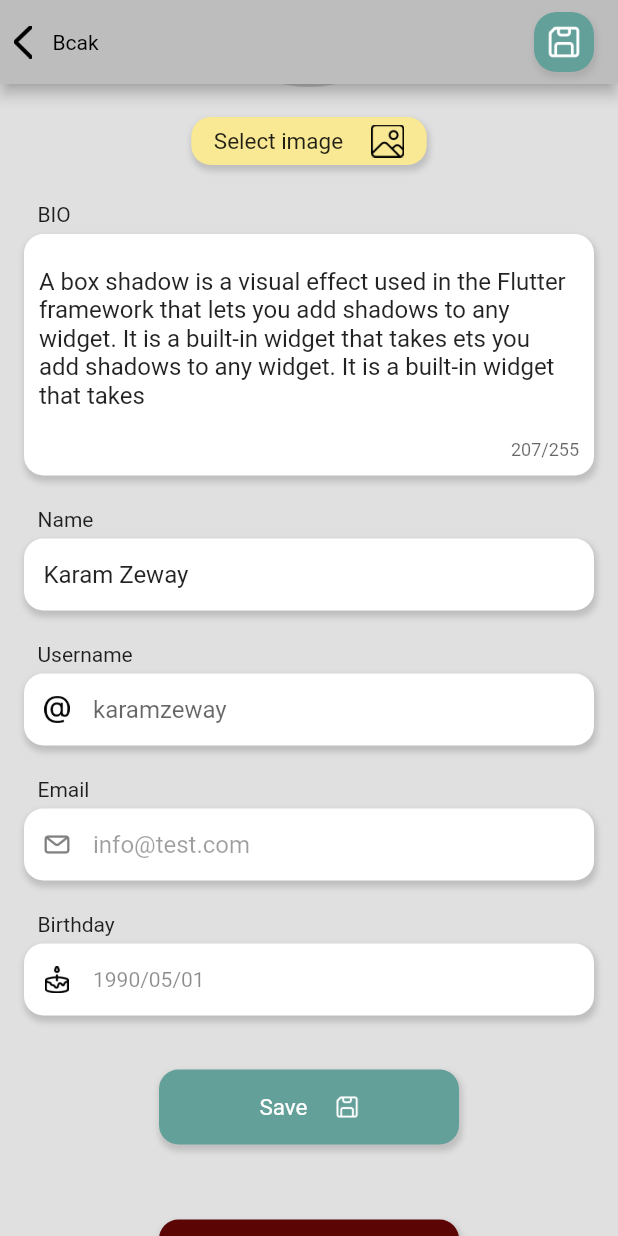
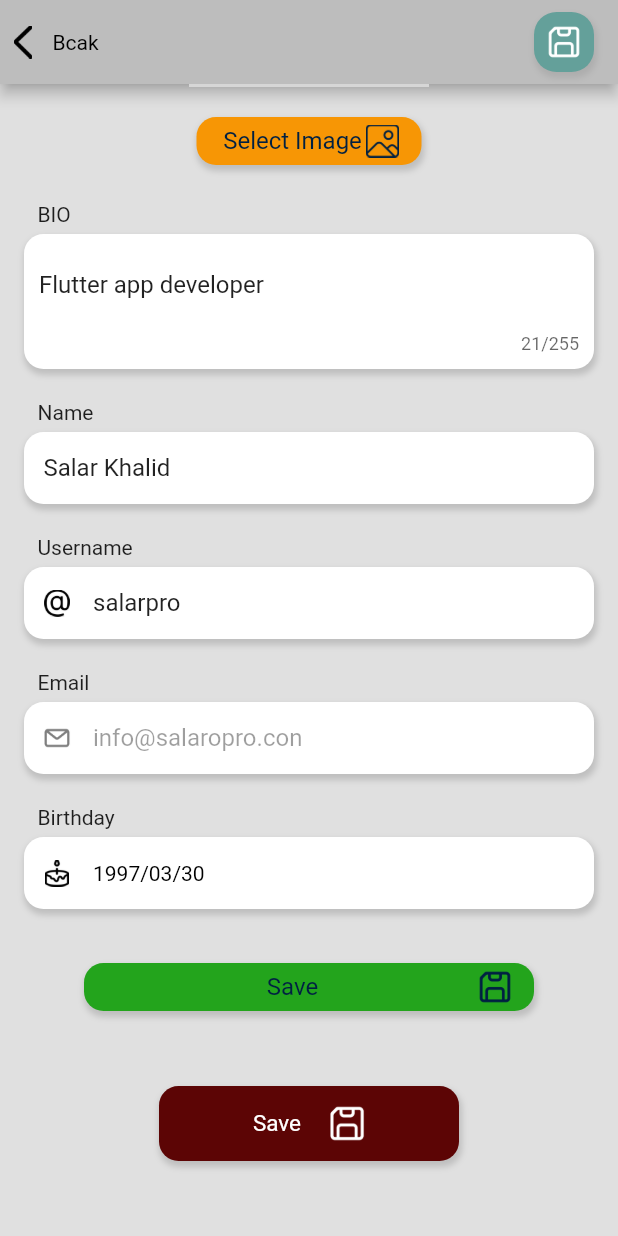
Before and after one commit to SalarPro/kurd_coders, a Flutter app: the EditPRofileScreen screen opened directly, scrolled down 198 dp, on a phone screen of 412 x 824 dp. Run offline on Flutter 3.47's test engine with Material 2 defaults, Android fonts, the phone set to English and light mode, and no system bars; our stand-ins replace cached_network_image, image_cropper, image_picker, like_button, shimmer; missing offline and left inert: flutter_circular_text; network calls fail; grey boxes are pictures that could not be loaded.

Commit message:
Edit User PRofile, adn add Helper classes

```diff
--- /dev/null
+++ b/lib/src/helper/colors.dart
@@ -0,0 +1,21 @@
+import 'package:flutter/material.dart';
+
+class KColors {
+  static const Color primaryColor = Color.fromARGB(255, 247, 150, 5);
+  static const Color successColor = Color.fromARGB(255, 35, 164, 28);
+
+  static const mainColor = Color.fromARGB(255, 226, 89, 89);
+
+  static MaterialColor get text => const MaterialColor(0xff505862, {
+        50: Color(0xffffffff),
+        100: Color(0xffF7F6F5),
+        200: Color.fromARGB(255, 208, 255, 235),
+        300: Color(0xff727c8e),
+        400: Color(0xff727C8E),
+        500: Color(0xff545454),
+        600: Color(0xff002042),
+        700: Color(0xff002042),
+        800: Color(0xff002042),
+        900: Color(0xff002042),
+      });
+}
--- /dev/null
+++ b/lib/src/helper/k_widgets.dart
@@ -0,0 +1,55 @@
+import 'package:flutter/material.dart';
+import 'package:kurd_coders/src/helper/colors.dart';
+import 'package:kurd_coders/src/helper/text_styles.dart';
+
+class KWidget {
+  static btnMeduam({
+    String? title,
+    String? image,
+    Color? color,
+    Color? bgColor,
+    double? width,
+    Function()? onTap,
+  }) {
+    return GestureDetector(
+      onTap: onTap,
+      child: Container(
+        width: width ?? 150,
+        padding: EdgeInsets.symmetric(vertical: 5, horizontal: 15),
+        decoration: BoxDecoration(
+          boxShadow: [
+            BoxShadow(
+              color: Colors.grey.withOpacity(0.5),
+              spreadRadius: 1,
+              blurRadius: 3,
+              offset: Offset(1, 3), // changes position of shadow
+            ),
+          ],
+          color: bgColor ?? KColors.primaryColor,
+          borderRadius: BorderRadius.circular(13),
+        ),
+        child: Row(
+          mainAxisSize: MainAxisSize.min,
+          children: [
+            Expanded(
+              child: Text(
+                title ?? "",
+                textAlign: TextAlign.center,
+                style: KTextStyle.textColorLight(16).copyWith(
+                  color: color ?? KTextStyle.textColorLight(16).color,
+                ),
+              ),
+            ),
+            if (image != null)
+              Image.asset(
+                image,
+                width: 22,
+                height: 22,
+                color: color,
+              ),
+          ],
+        ),
+      ),
+    );
+  }
+}
--- /dev/null
+++ b/lib/src/helper/text_styles.dart
@@ -0,0 +1,18 @@
+import 'package:flutter/material.dart';
+import 'package:kurd_coders/src/helper/colors.dart';
+
+class KTextStyle {
+  static TextStyle textColorLight(double size) {
+    return TextStyle(
+      color: KColors.text.shade50,
+      fontSize: size,
+    );
+  }
+
+  static TextStyle textColorDark({required double size}) {
+    return TextStyle(
+      color: KColors.text.shade50,
+      fontSize: size,
+    );
+  }
+}
--- a/lib/src/home_screen/main_screen.dart
+++ b/lib/src/home_screen/main_screen.dart
@@ -5,7 +5,6 @@ import 'package:kurd_coders/src/constants/assets.dart';
 import 'package:kurd_coders/src/home_screen/screens/add_new_post_scree.dart';
 import 'package:kurd_coders/src/home_screen/screens/home_screen.dart';
 import 'package:kurd_coders/src/home_screen/screens/profile_screen.dart';
-import 'package:kurd_coders/src/login_screen/login_screen.dart';
 
 class MainScreen extends StatefulWidget {
   const MainScreen({super.key});
--- a/lib/src/home_screen/screens/edit_profile_screen.dart
+++ b/lib/src/home_screen/screens/edit_profile_screen.dart
@@ -1,8 +1,15 @@
 // ignore_for_file: prefer_const_constructors, prefer_const_literals_to_create_immutables
+
+import 'dart:io';
+import 'dart:ui';
 
 import 'package:flutter/material.dart';
 import 'package:intl/intl.dart';
 import 'package:kurd_coders/src/constants/assets.dart';
+import 'package:kurd_coders/src/damy_data.dart';
+import 'package:kurd_coders/src/helper/colors.dart';
+import 'package:kurd_coders/src/helper/helper.dart';
+import 'package:kurd_coders/src/helper/k_widgets.dart';
 import 'package:kurd_coders/src/login_screen/login_screen.dart';
 import 'package:kurd_coders/src/my_widgets/k_text_filed.dart';
 
@@ -14,16 +21,73 @@ class EditPRofileScreen extends StatefulWidget {
 }
 
 class _EditPRofileScreenState extends State<EditPRofileScreen> {
-  var birthdayTEC = TextEditingController();
+  var bioTEC = TextEditingController();
+  var nameTEC = TextEditingController();
+  var usernameTEC = TextEditingController();
+  var emailTEC = TextEditingController();
+  DateTime? userBirthday;
+  File? imageFile;
+
+  String? userAvatarUrl;
+
+  bool isLoading = false;
+
+  loadData() {
+    bioTEC.text = myUser.bio ?? "";
+    nameTEC.text = myUser.name ?? "";
+    usernameTEC.text = myUser.username ?? "";
+    emailTEC.text = myUser.email ?? "";
+    userBirthday = myUser.birthday;
+
+    userAvatarUrl = myUser.avatarUrl;
+  }
+
+  @override
+  void initState() {
+    super.initState();
+    loadData();
+  }
 
   @override
   Widget build(BuildContext context) {
     return Scaffold(
       backgroundColor: Colors.grey.shade300,
       appBar: _appBar,
-      body: _body,
+      body: _bodyLayout,
     );
   }
+
+  get _bodyLayout => Stack(
+        children: [
+          _body,
+          _loadingView,
+        ],
+      );
+
+  get _loadingView => isLoading
+      ? BackdropFilter(
+          filter: ImageFilter.blur(sigmaX: 5, sigmaY: 5),
+          child: Container(
+            color: Colors.black.withAlpha(0),
+            width: double.infinity,
+            height: double.infinity,
+            child: Center(
+                child: Column(
+              mainAxisSize: MainAxisSize.min,
+              children: [
+                CircularProgressIndicator.adaptive(
+                  strokeWidth: 10,
+                  semanticsValue: "Loading",
+                ),
+                SizedBox(
+                  height: 20,
+                ),
+                Text("Saving Data ...")
+              ],
+            )),
+          ),
+        )
+      : Container();
 
   get _body => SingleChildScrollView(
         child: Center(
@@ -35,39 +99,21 @@ class _EditPRofileScreenState extends State<EditPRofileScreen> {
               CircleAvatar(
                 radius: 80,
                 backgroundColor: Colors.grey.shade400,
+                backgroundImage: imageFile == null
+                    ? Image.network(userAvatarUrl!).image
+                    : Image.file(imageFile!).image,
               ),
               SizedBox(
                 height: 20,
               ),
-              Container(
-                padding: EdgeInsets.symmetric(vertical: 5, horizontal: 15),
-                decoration: BoxDecoration(
-                  boxShadow: [
-                    BoxShadow(
-                      color: Colors.grey.withOpacity(0.5),
-                      spreadRadius: 1,
-                      blurRadius: 3,
-                      offset: Offset(1, 3), // changes position of shadow
-                    ),
-                  ],
-                  color: Color(0xffF9E995),
-                  borderRadius: BorderRadius.circular(13),
-                ),
-                child: Row(
-                  mainAxisSize: MainAxisSize.min,
-                  children: [
-                    Text(
-                      "Select image ",
-                      style: TextStyle(fontSize: 15),
-                    ),
-                    SizedBox(width: 15),
-                    Image.asset(
-                      Assets.resourceIconsAddImage,
-                      width: 22,
-                      height: 22,
-                    ),
-                  ],
-                ),
+              KWidget.btnMeduam(
+                title: "Select Image",
+                image: Assets.resourceIconsAddImage,
+                color: KColors.text.shade900,
+                bgColor: KColors.primaryColor,
+                onTap: () {
+                  pickImage();
+                },
               ),
               SizedBox(
                 height: 20,
@@ -100,12 +146,10 @@ class _EditPRofileScreenState extends State<EditPRofileScreen> {
                     child: Padding(
                       padding: const EdgeInsets.all(10.0),
                       child: TextField(
-                        controller: TextEditingController(
-                          text:
-                              "A box shadow is a visual effect used in the Flutter framework that lets you add shadows to any widget. It is a built-in widget that takes ets you add shadows to any widget. It is a built-in widget that takes",
-                        ),
+                        controller: bioTEC,
                         decoration: InputDecoration(border: InputBorder.none),
-                        maxLines: 5,
+                        // maxLines: 5,
+                        maxLines: null,
                         maxLength: 255,
                       ),
                     ),
@@ -115,9 +159,10 @@ class _EditPRofileScreenState extends State<EditPRofileScreen> {
               KTextField(
                 title: "Name",
                 hint: 'Full name',
-                controller: TextEditingController(text: "Karam Zeway"),
+                controller: nameTEC,
               ),
               KTextField(
+                controller: usernameTEC,
                 title: "Username",
                 hint: 'karamzeway',
                 icon: Assets.resourceIconsAt,
@@ -126,14 +171,17 @@ class _EditPRofileScreenState extends State<EditPRofileScreen> {
                 isEnable: false,
                 title: "Email",
                 hint: 'name@example.com',
-                controller: TextEditingController(text: "info@test.com"),
+                controller: emailTEC,
                 icon: Assets.resourceIconsMail,
               ),
               // Bo chi l vere Row qabil naket
               KTextField(
                 title: 'Birthday',
                 hint: '1990/05/01',
-                controller: birthdayTEC,
+                controller: userBirthday == null
+                    ? null
+                    : TextEditingController(
+                        text: DateFormat("yyyy/MM/d").format(userBirthday!)),
                 icon: Assets.resourceIconsBirthday,
                 onTap: () {
                   pickDate();
@@ -142,40 +190,16 @@ class _EditPRofileScreenState extends State<EditPRofileScreen> {
               SizedBox(
                 height: 20,
               ),
-              Container(
-                width: 200,
-                height: 50,
-                padding: EdgeInsets.symmetric(vertical: 5, horizontal: 15),
-                decoration: BoxDecoration(
-                  boxShadow: [
-                    BoxShadow(
-                      color: Colors.grey.withOpacity(0.5),
-                      spreadRadius: 1,
-                      blurRadius: 3,
-                      offset: Offset(1, 3), // changes position of shadow
-                    ),
-                  ],
-                  color: Color(0xff64A09A),
-                  borderRadius: BorderRadius.all(
-                    Radius.circular(13),
-                  ),
-                ),
-                child: Row(
-                  mainAxisAlignment: MainAxisAlignment.center,
-                  children: [
-                    Text(
-                      "Save ",
-                      style: TextStyle(fontSize: 15, color: Colors.white),
-                    ),
-                    SizedBox(width: 15),
-                    Image.asset(
-                      Assets.resourceIconsSave,
-                      color: Colors.white,
-                      scale: 20,
-                    ),
-                  ],
-                ),
-              ),
+
+              KWidget.btnMeduam(
+                  title: "Save",
+                  image: Assets.resourceIconsSave,
+                  width: 300,
+                  color: KColors.text.shade900,
+                  bgColor: KColors.successColor,
+                  onTap: () {
+                    showAlertToSave();
+                  }),
               SizedBox(
                 height: 50,
               ),
@@ -240,7 +264,11 @@ class _EditPRofileScreenState extends State<EditPRofileScreen> {
         ],
       );
 
-  get _appBarSaveIcon => Center(
+  get _appBarSaveIcon => GestureDetector(
+        onTap: () {
+          showAlertToSave();
+        },
+        child: Center(
           child: Container(
             margin: const EdgeInsets.symmetric(horizontal: 16),
             width: 40,
@@ -262,6 +290,7 @@ class _EditPRofileScreenState extends State<EditPRofileScreen> {
                 Assets.resourceIconsSave,
                 width: 22,
                 height: 22,
+              ),
             ),
           ),
         ),
@@ -307,11 +336,95 @@ class _EditPRofileScreenState extends State<EditPRofileScreen> {
         ));
 
     if (pickedDate != null) {
-      print(pickedDate);
+      userBirthday = pickedDate;
+      setState(() {});
+    }
+  }
 
-      birthdayTEC.text = DateFormat("yyyy/MM/d HH:mm aa").format(pickedDate);
+  void pickImage() async {
+    File? pickedImage = await KHelper.pickImage(cropTheImage: true);
+    if (pickedImage != null) {
+      imageFile = pickedImage;
+    }
     setState(() {});
-    } else {}
+  }
+
+  showAlertToSave() {
+    if (isLoading) {
+      return;
+    }
+    showDialog(
+      context: context,
+      builder: (context) => AlertDialog(
+        title: Text("Save"),
+        content: Text("Do you want to save the changes?"),
+        actions: [
+          TextButton(
+            onPressed: () {
+              Navigator.pop(context);
+            },
+            child: Text("No"),
+          ),
+          TextButton(
+            onPressed: () {
+              Navigator.pop(context);
+              save();
+            },
+            child: Text("Yes"),
+          ),
+        ],
+      ),
+    );
+  }
+
+  void save() async {
+    if (usernameTEC.text.trim().isEmpty) {
+      ScaffoldMessenger.of(context).showSnackBar(
+        SnackBar(
+          content: Text("Username is empty"),
+          backgroundColor: KColors.mainColor,
+        ),
+      );
+      return;
+    }
+
+    if (userBirthday?.isAfter(DateTime.now().subtract(
+          Duration(
+            milliseconds: 31556926000 * 13,
+          ),
+        )) ??
+        true) {
+      ScaffoldMessenger.of(context).showSnackBar(
+        SnackBar(
+          content: Text("Birthday is not valid"),
+          backgroundColor: KColors.mainColor,
+        ),
+      );
+      return;
+    }
+
+    setState(() {
+      isLoading = true;
+    });
+
+    await Future.delayed(Duration(seconds: 2));
+
+    // TODO: save to database
+    myUser.bio = bioTEC.text;
+    myUser.name = nameTEC.text;
+    myUser.username = usernameTEC.text;
+    myUser.birthday = userBirthday;
+
+    setState(() {});
+
+    ScaffoldMessenger.of(context).showSnackBar(
+      SnackBar(
+        content: Text("Data saved to database successfully"),
+        backgroundColor: KColors.successColor,
+      ),
+    );
+
+    Navigator.pop(context);
   }
 }
 
--- a/pubspec.yaml
+++ b/pubspec.yaml
@@ -36,6 +36,7 @@ dependencies:
   image_cropper: ^5.0.0
   image_picker: ^1.0.2
   intl: ^0.18.1
+  like_button: ^2.0.5
   shimmer: ^3.0.0
 
 dev_dependencies:
```
Also changed, not shown: lib/src/damy_data.dart (+6 -4 lines), lib/src/helper/helper.dart (added, +56 -0 lines), lib/src/home_screen/screens/add_new_post_scree.dart (+4 -40 lines), lib/src/home_screen/screens/home_screen.dart (+20 -13 lines), lib/src/home_screen/screens/profile_screen.dart (+7 -4 lines), lib/src/helper/constants.dart (added), pubspec.lock. Lines whose indentation alone changed are shown as unchanged.
